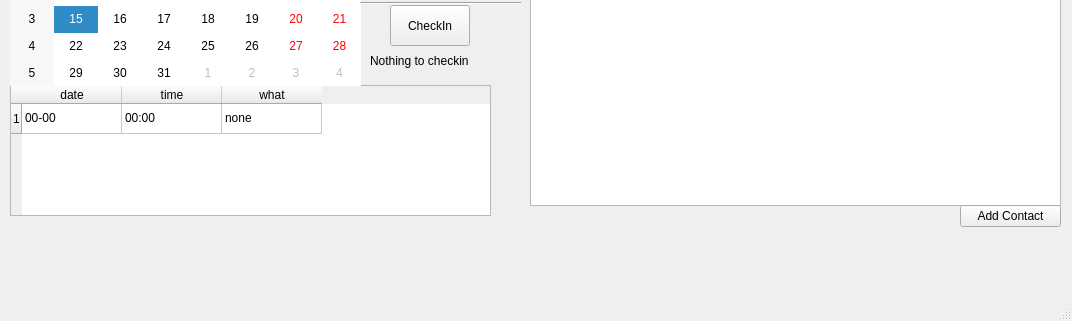
Above: ui/mainwindow.ui from LabNeuroCogDevel/LNCDschedule before the change; both pictures show x 0 to 1072 and y 545 to 866 of the 1072 by 866 pixel window. Below: the same form after it.
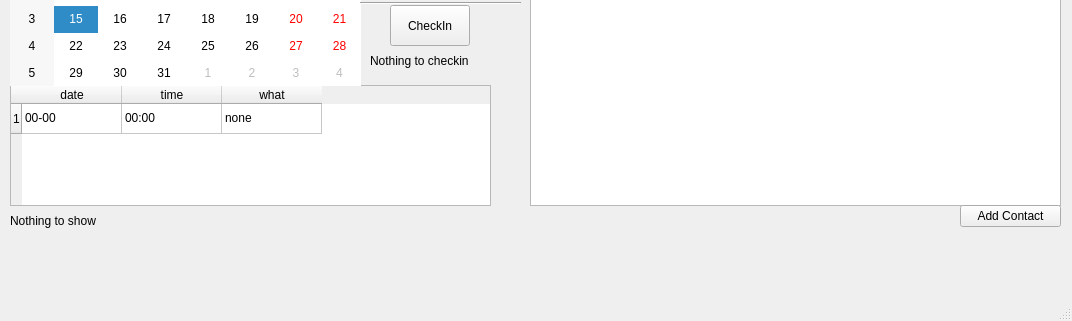
That is the form after the change.

Commit message: weekly RA count finished

Diff of the .ui file:
```diff
--- a/ui/mainwindow.ui
+++ b/ui/mainwindow.ui
@@ -50,7 +50,7 @@
       <x>10</x>
       <y>630</y>
       <width>481</width>
-      <height>131</height>
+      <height>121</height>
      </rect>
     </property>
     <row>
@@ -453,6 +453,19 @@
      <string>Add_notes</string>
     </property>
    </widget>
+   <widget class="QLabel" name="ra_information_label">
+    <property name="geometry">
+     <rect>
+      <x>10</x>
+      <y>750</y>
+      <width>851</width>
+      <height>31</height>
+     </rect>
+    </property>
+    <property name="text">
+     <string>Nothing to show</string>
+    </property>
+   </widget>
   </widget>
   <widget class="QStatusBar" name="statusbar"/>
   <widget class="QMenuBar" name="menubar">
```
The commit also changes 2 other files.
